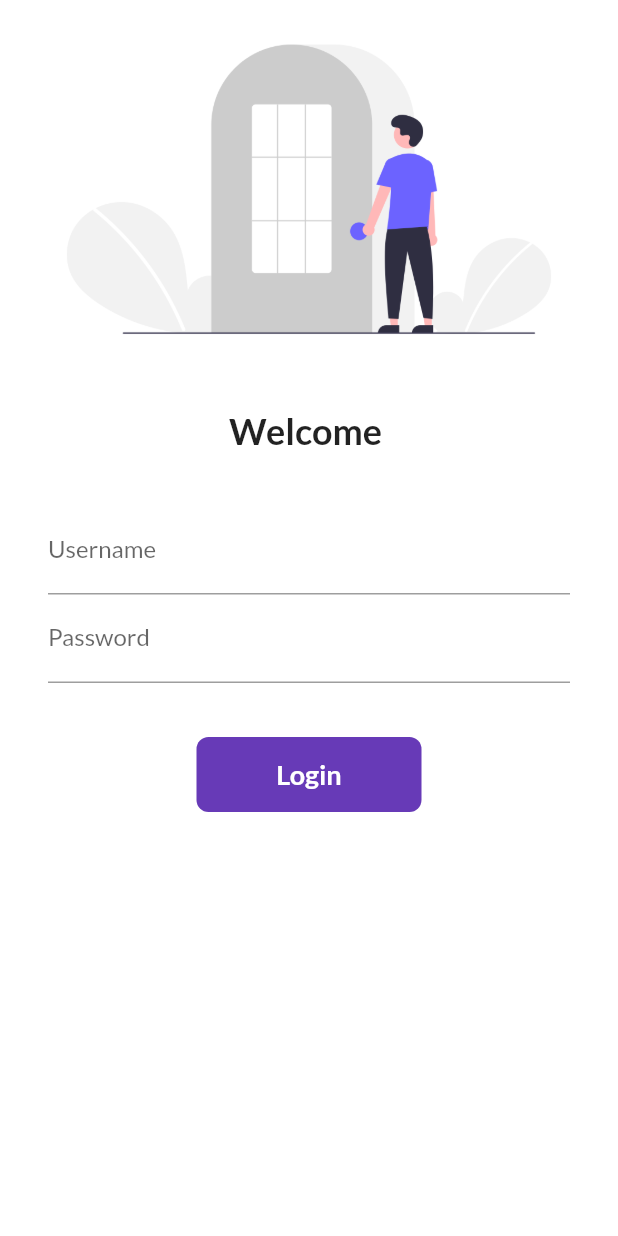
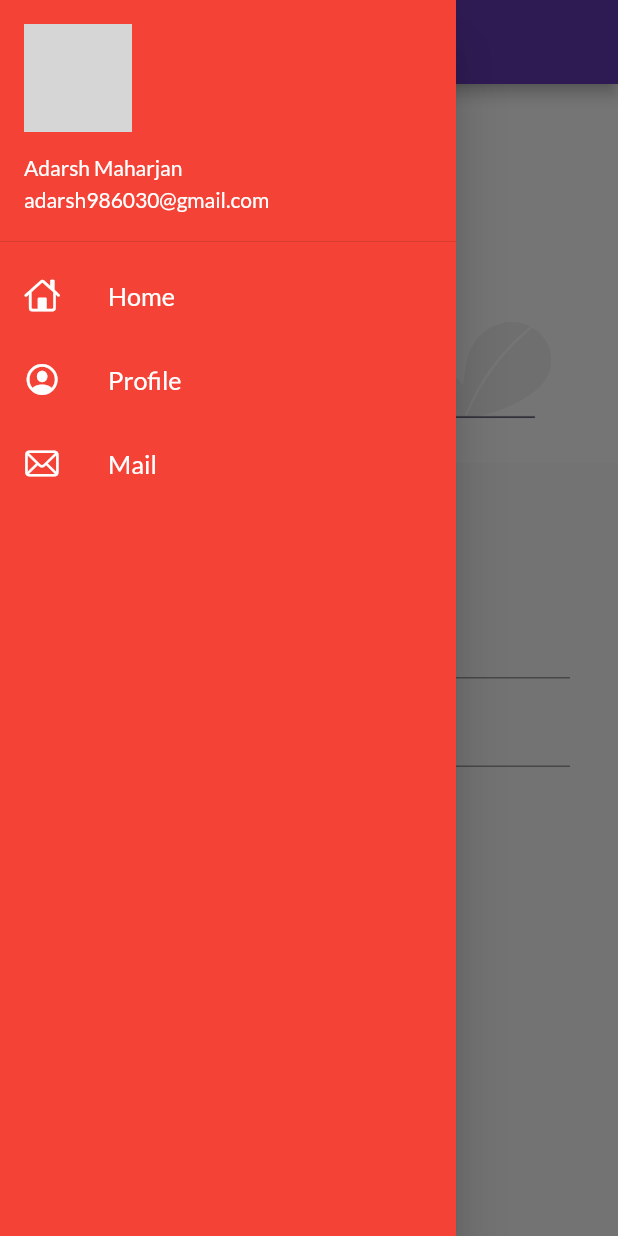
Before and after one commit to adarshmaharjan/flutter_30_days, a Flutter app: the screen it shows after launch, with the side drawer open (before the commit the screen has no drawer), on a phone screen of 412 x 824 dp. Run offline on Flutter 3.47's test engine with Material 2 defaults, Android fonts, the phone set to English and light mode, and no system bars; our stand-ins replace google_fonts; network calls fail; grey boxes are pictures that could not be loaded.

Commit message:
day 9 completed

```diff
--- a/lib/main.dart
+++ b/lib/main.dart
@@ -18,7 +18,7 @@ class MyApp extends StatelessWidget {
   @override
   Widget build(BuildContext context) {
     return MaterialApp(
-      // home: HomePage(),
+      title: 'Codepur Tutorial',
       themeMode: ThemeMode.light,
       theme: ThemeData(
         primarySwatch: Colors.deepPurple,
@@ -26,9 +26,10 @@ class MyApp extends StatelessWidget {
         // textTheme: GoogleFonts.latoTextTheme(),
       ),
       darkTheme: ThemeData(
-        // brightness: Brightness.dark,
-        primarySwatch: Colors.grey,
+        brightness: Brightness.dark,
       ),
+      debugShowCheckedModeBanner: false,
+      // initialRoute: "/",
       routes: {
         "/": (context) => const LoginPage(),
         MyRoutes.homeRoute: (context) => const HomePage(),
--- a/lib/pages/home_page.dart
+++ b/lib/pages/home_page.dart
@@ -9,7 +9,7 @@ class HomePage extends StatelessWidget {
     String name = 'Adarsh';
     return Scaffold(
       appBar: AppBar(
-        title: const Text('Catalog App'),
+        title: const Text('Home Page'),
       ),
       body: Center(
         child: Text("Welcome to $days flutter $name"),
--- a/lib/pages/login_page.dart
+++ b/lib/pages/login_page.dart
@@ -1,6 +1,8 @@
 import 'package:flutter/material.dart';
 // routes
 import 'package:flutter_application/utils/routes.dart';
+//  drawer
+import '../widgets/drawer.dart';
 
 class LoginPage extends StatefulWidget {
   const LoginPage({Key? key}) : super(key: key);
@@ -30,9 +32,12 @@ class _LoginPageState extends State<LoginPage> {
 
   @override
   Widget build(BuildContext context) {
-    return Material(
-      color: Colors.white,
-      child: SingleChildScrollView(
+    return Scaffold(
+      // color: Colors.white,
+      appBar: AppBar(
+        title: const Text('Login Page'),
+      ),
+      body: SingleChildScrollView(
         child: Form(
           key: _formKey,
           child: Column(
@@ -124,6 +129,7 @@ class _LoginPageState extends State<LoginPage> {
           ),
         ),
       ),
+      drawer: MyDrawer(),
     );
   }
 }
--- /dev/null
+++ b/lib/widgets/drawer.dart
@@ -0,0 +1,72 @@
+import 'package:flutter/cupertino.dart';
+import 'package:flutter/material.dart';
+
+class MyDrawer extends StatelessWidget {
+  const MyDrawer({Key? key}) : super(key: key);
+  final String imageUrl =
+      "https://images.pexels.com/photos/220453/pexels-photo-220453.jpeg?auto=compress&cs=tinysrgb&dpr=1&w=500";
+  @override
+  Widget build(BuildContext context) {
+    return Drawer(
+      child: Container(
+        color: Colors.red,
+        child: ListView(
+          padding: EdgeInsets.zero,
+          children: [
+            DrawerHeader(
+              padding: const EdgeInsets.all(0),
+              child: UserAccountsDrawerHeader(
+                margin: const EdgeInsets.all(0),
+                decoration: const BoxDecoration(color: Colors.red),
+                accountName: const Text('Adarsh Maharjan'),
+                accountEmail: const Text('adarsh986030@gmail.com'),
+                currentAccountPicture: CircleAvatar(
+                  backgroundImage: NetworkImage(imageUrl),
+                ),
+              ),
+            ),
+            const ListTile(
+              leading: Icon(
+                CupertinoIcons.home,
+                color: Colors.white,
+              ),
+              title: Text(
+                "Home",
+                textScaleFactor: 1.2,
+                style: TextStyle(
+                  color: Colors.white,
+                ),
+              ),
+            ),
+            const ListTile(
+              leading: Icon(
+                CupertinoIcons.profile_circled,
+                color: Colors.white,
+              ),
+              title: Text(
+                "Profile",
+                textScaleFactor: 1.2,
+                style: TextStyle(
+                  color: Colors.white,
+                ),
+              ),
+            ),
+            const ListTile(
+              leading: Icon(
+                CupertinoIcons.mail,
+                color: Colors.white,
+              ),
+              title: Text(
+                "Mail",
+                textScaleFactor: 1.2,
+                style: TextStyle(
+                  color: Colors.white,
+                ),
+              ),
+            ),
+          ],
+        ),
+      ),
+    );
+  }
+}
```
